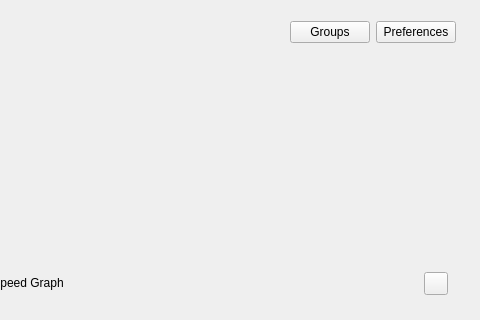
Old version of the form src/ui/widgets/windows/w_MainWindow.ui in the repository Zhehao-w/Qv2ray-Z; both pictures show x 330 to 810 and y 0 to 320 of the 810 by 820 pixel window.
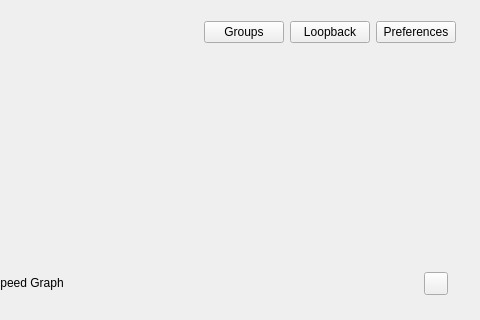
New version of the form. Icons and pictures are not drawn.

Commit message: Polish AppContainer loopback access for v3.2.1

The edit to the form file:
```diff
--- a/src/ui/widgets/windows/w_MainWindow.ui
+++ b/src/ui/widgets/windows/w_MainWindow.ui
@@ -103,6 +103,19 @@
            </property>
           </widget>
          </item>
+         <item>
+          <widget class="QPushButton" name="appContainerLoopbackBtn">
+           <property name="accessibleName">
+            <string>AppContainer Loopback</string>
+           </property>
+           <property name="toolTip">
+            <string>Manage Windows AppContainer loopback exemptions</string>
+           </property>
+           <property name="text">
+            <string>Loopback</string>
+           </property>
+          </widget>
+         </item>
          <item>
           <widget class="QPushButton" name="preferencesBtn">
            <property name="text">
```
The commit also changes 9 other files.
